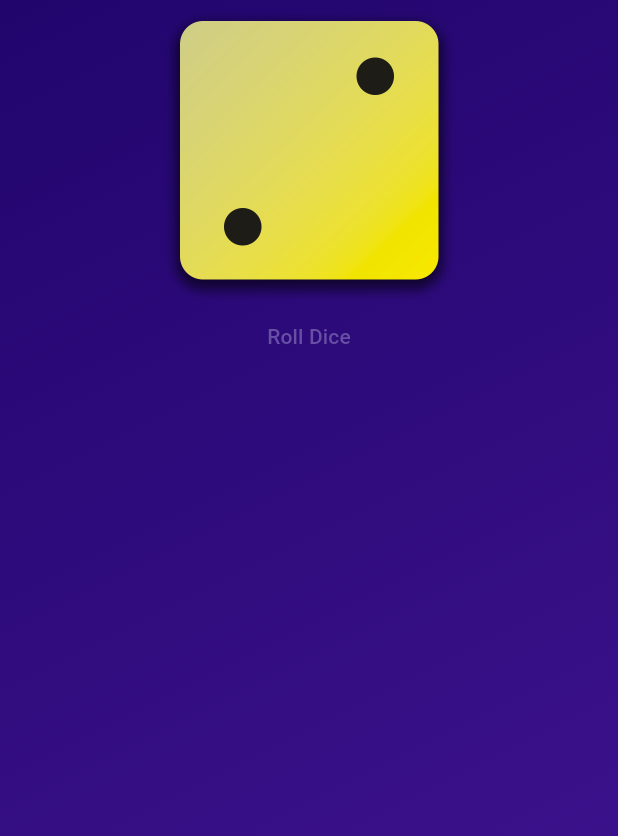
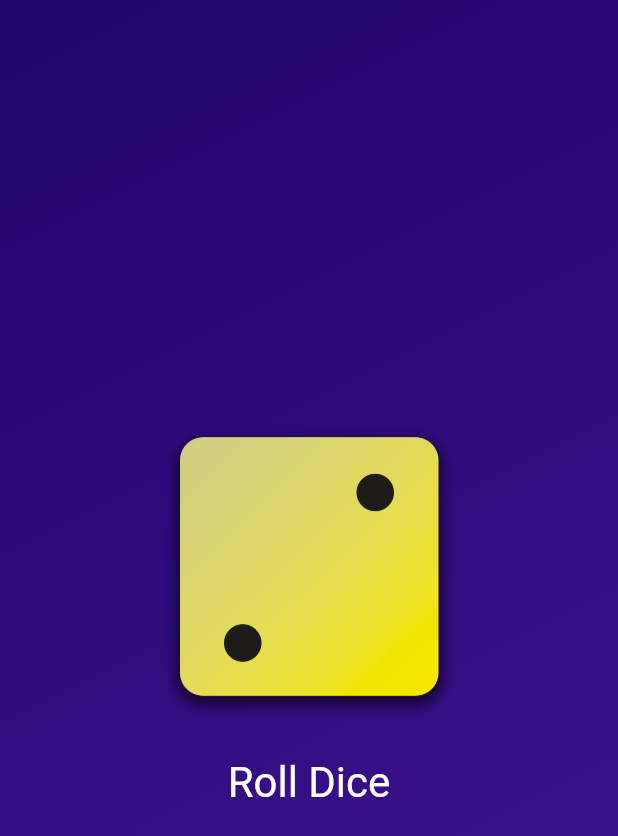
Before and after one commit to HazeyWazy/roll-dice, a Flutter app: the screen it shows after launch, on a phone screen of 412 x 824 dp. Shown: the top 836 px of the screen. Run offline on Flutter 3.47's test engine with Material 3 defaults, Android fonts, the phone set to English and light mode, and no system bars.

Commit message:
Style button and work with padding

```diff
--- a/lib/gradient_container.dart
+++ b/lib/gradient_container.dart
@@ -9,9 +9,7 @@ class GradientContainer extends StatelessWidget {
   final Color color1;
   final Color color2;
 
-  void rollDice() {
-
-  }
+  void rollDice() {}
 
   @override
   Widget build(context) {
@@ -25,13 +23,24 @@ class GradientContainer extends StatelessWidget {
       ),
       child: Center(
         child: Column(
+          mainAxisSize: MainAxisSize.min,
           children: [
             Image.asset(
               'assets/images/dice-2.png',
               width: 200,
             ),
+            const SizedBox(height: 20),
             TextButton(
               onPressed: rollDice,
+              style: TextButton.styleFrom(
+                // padding: const EdgeInsets.only(
+                //   top: 20,
+                // ),
+                foregroundColor: Colors.white,
+                textStyle: const TextStyle(
+                  fontSize: 28,
+                ),
+              ),
               child: const Text('Roll Dice'),
             )
           ],
```
